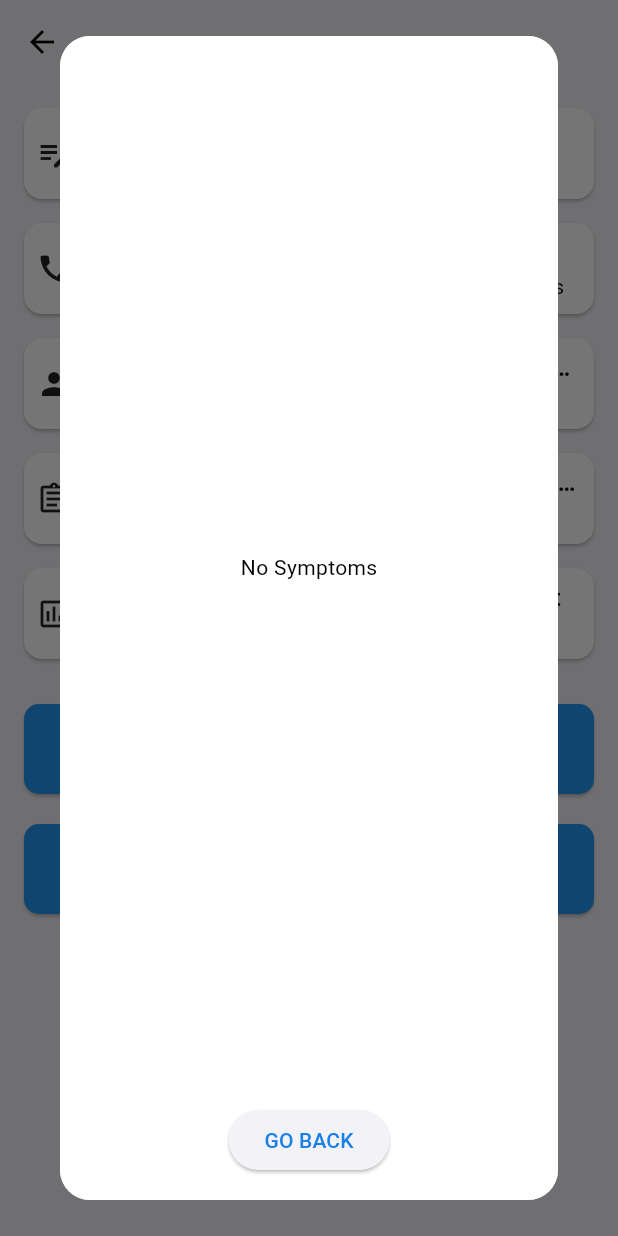
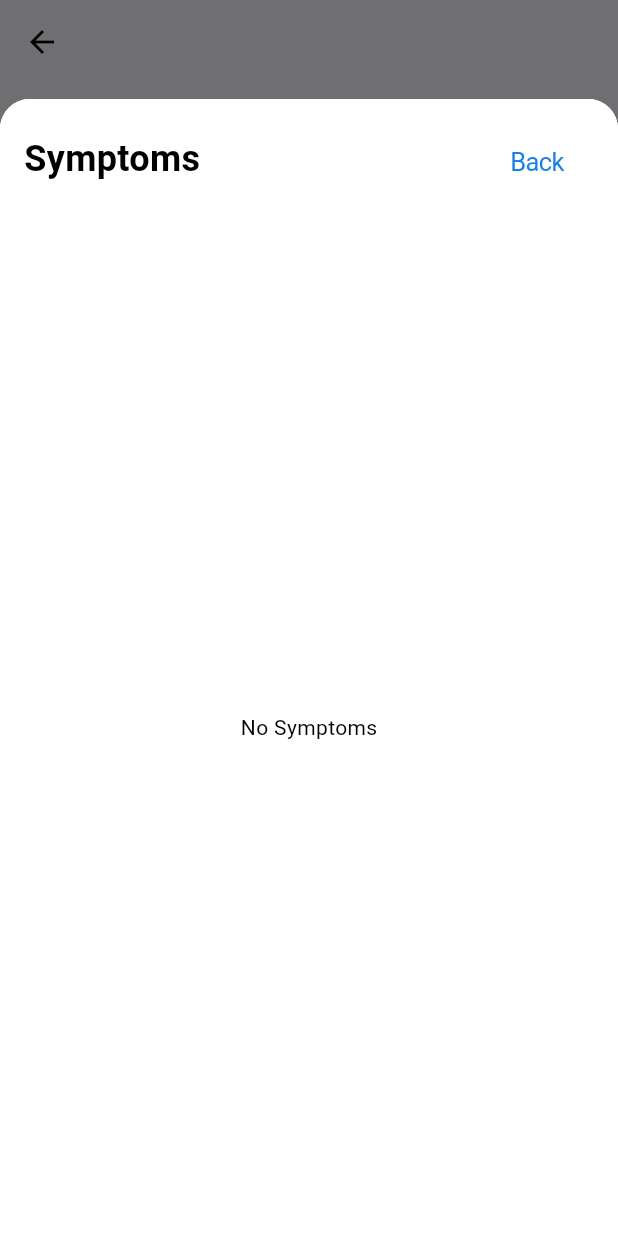
Before and after one commit to KeremTamirci/ImmunotherapyApp, a Flutter app: the PatientDetailScreen screen opened directly with empty values, after a tap on "Symptoms", on a phone screen of 412 x 824 dp. Run offline on Flutter 3.47's test engine with Material 3 defaults, Android fonts, the phone set to English and light mode, and no system bars; our stand-ins replace accordion, cloud_firestore, firebase_auth, firebase_core, firebase_messaging, fl_chart and 7 more; missing offline and left inert: dart:ffi; accounts and stored records are empty; generated files the repository leaves out were written again.

Commit message:
PAtient detail page dialogs changed to sheets

```diff
--- a/immunotheraphy_app/lib/doctor/screens/patient_detail_page.dart
+++ b/immunotheraphy_app/lib/doctor/screens/patient_detail_page.dart
@@ -261,19 +261,24 @@ class _PatientDetailScreenState extends State<PatientDetailScreen> {
   }
 
   void _showDosageChart() {
-    showDialog(
+    showModalBottomSheet(
       context: context,
+      isScrollControlled:
+          true, // This allows the bottom sheet to take more space
+      shape: const RoundedRectangleBorder(
+        borderRadius: BorderRadius.vertical(
+          top: Radius.circular(20.0),
+        ),
+      ),
       builder: (BuildContext context) {
-        return Dialog(
-          shape: RoundedRectangleBorder(
-            borderRadius:
-                BorderRadius.circular(20.0), // Set the desired radius here
+        return FractionallySizedBox(
+          heightFactor: 0.92, // 90% of the screen height
+          child: Container(
+            decoration: const BoxDecoration(
+              color: Colors.white,
+              borderRadius: BorderRadius.vertical(
+                top: Radius.circular(20.0),
               ),
-          child: Container(
-            decoration: BoxDecoration(
-              color: Colors.white,
-              borderRadius: BorderRadius.circular(
-                  20.0), // Ensure Container respects border radius
             ),
             padding: const EdgeInsets.all(16.0),
             child: Column(
@@ -285,6 +290,8 @@ class _PatientDetailScreenState extends State<PatientDetailScreen> {
                     itemBuilder: (context, index) {
                       final dosage = _dosageData.reversed.toList();
                       return Card(
+                        surfaceTintColor: Colors.white,
+                        // elevation: 0,
                         margin: const EdgeInsets.symmetric(
                             vertical: 8.0, horizontal: 16.0),
                         child: ListTile(
@@ -297,13 +304,13 @@ class _PatientDetailScreenState extends State<PatientDetailScreen> {
                     },
                   ),
                 ),
-                const SizedBox(height: 20), // Adds some space above the button
-                ElevatedButton(
-                  onPressed: () {
-                    Navigator.of(context).pop();
-                  },
-                  child: Text(AppLocalizations.of(context)!.goBack),
-                ),
+                // const SizedBox(height: 20),
+                // ElevatedButton(
+                //   onPressed: () {
+                //     Navigator.of(context).pop();
+                //   },
+                //   child: Text(AppLocalizations.of(context)!.goBack),
+                // ),
               ],
             ),
           ),
@@ -313,31 +320,65 @@ class _PatientDetailScreenState extends State<PatientDetailScreen> {
   }
 
   void _showSymptomsList() {
-    showDialog(
+    showModalBottomSheet(
       context: context,
+      isScrollControlled: true, // Allows the bottom sheet to take up more space
+      shape: const RoundedRectangleBorder(
+        borderRadius: BorderRadius.vertical(
+          top: Radius.circular(20.0),
+        ),
+      ),
       builder: (BuildContext context) {
-        return Dialog(
-          shape: RoundedRectangleBorder(
-            borderRadius:
-                BorderRadius.circular(20.0), // Set the desired radius here
+        return FractionallySizedBox(
+          heightFactor: 0.92, // 90% of the screen height
+          child: Container(
+            decoration: const BoxDecoration(
+              color: Colors.white, // Fully opaque background for the sheet
+              borderRadius: BorderRadius.vertical(
+                top: Radius.circular(20.0),
               ),
-          child: Container(
-            decoration: BoxDecoration(
+            ),
+            child: Column(
+              children: [
+                Container(
+                  height: 80,
+                  decoration: const BoxDecoration(
                     color: Colors.white,
-              borderRadius: BorderRadius.circular(
-                  20.0), // Ensure Container respects border radius
+                    borderRadius: BorderRadius.vertical(
+                      top: Radius.circular(20.0),
+                    ),
                   ),
                   padding: const EdgeInsets.all(16.0),
-            child: Column(
+                  child: Row(
+                    mainAxisAlignment: MainAxisAlignment.spaceBetween,
                     children: [
-                Expanded(child: _buildSymptomsList()),
-                const SizedBox(height: 20),
-                ElevatedButton(
+                      Text(
+                        AppLocalizations.of(context)!.symptoms,
+                        style: const TextStyle(
+                          fontSize: 24,
+                          fontWeight: FontWeight.bold,
+                        ),
+                      ),
+                      CupertinoButton(
+                        child: Text(AppLocalizations.of(context)!.geriDon),
                         onPressed: () {
                           Navigator.of(context).pop();
                         },
-                  child: Text(AppLocalizations.of(context)!.goBack),
+                      )
+                    ],
                   ),
+                ),
+                // Expanded ListView
+                Expanded(
+                  child: _buildSymptomsList(),
+                ),
+                // const SizedBox(height: 20),
+                // ElevatedButton(
+                //   onPressed: () {
+                //     Navigator.of(context).pop();
+                //   },
+                //   child: Text(AppLocalizations.of(context)!.goBack),
+                // ),
               ],
             ),
           ),
@@ -350,11 +391,14 @@ class _PatientDetailScreenState extends State<PatientDetailScreen> {
     if (_symptomsData.isEmpty) {
       return Center(child: Text(AppLocalizations.of(context)!.noSymptoms));
     }
-    return ListView.builder(
+    return Padding(
+      padding: const EdgeInsets.symmetric(horizontal: 24.0),
+      child: ListView.builder(
         itemCount: _symptomsData.length,
         itemBuilder: (context, index) {
           SymptomData symptom = _symptomsData[index];
           return Card(
+            surfaceTintColor: Colors.white,
             margin: const EdgeInsets.symmetric(vertical: 10.0),
             child: Padding(
               padding: const EdgeInsets.all(16.0),
@@ -381,6 +425,7 @@ class _PatientDetailScreenState extends State<PatientDetailScreen> {
             ),
           );
         },
+      ),
     );
   }
 
@@ -388,13 +433,24 @@ class _PatientDetailScreenState extends State<PatientDetailScreen> {
     return Column(
       crossAxisAlignment: CrossAxisAlignment.stretch,
       children: [
+        Row(
+          mainAxisAlignment: MainAxisAlignment.spaceBetween,
+          children: [
             Text(
               AppLocalizations.of(context)!.doseChart,
               style: const TextStyle(fontSize: 24, fontWeight: FontWeight.bold),
               textAlign: TextAlign.center,
             ),
+            CupertinoButton(
+              child: Text(AppLocalizations.of(context)!.geriDon),
+              onPressed: () {
+                Navigator.of(context).pop();
+              },
+            ),
+          ],
+        ),
         const SizedBox(height: 10),
-        Container(
+        SizedBox(
           height: 300,
           child: SfCartesianChart(
             onMarkerRender: (MarkerRenderArgs args) {
```
Lines whose indentation alone changed are shown as unchanged.
